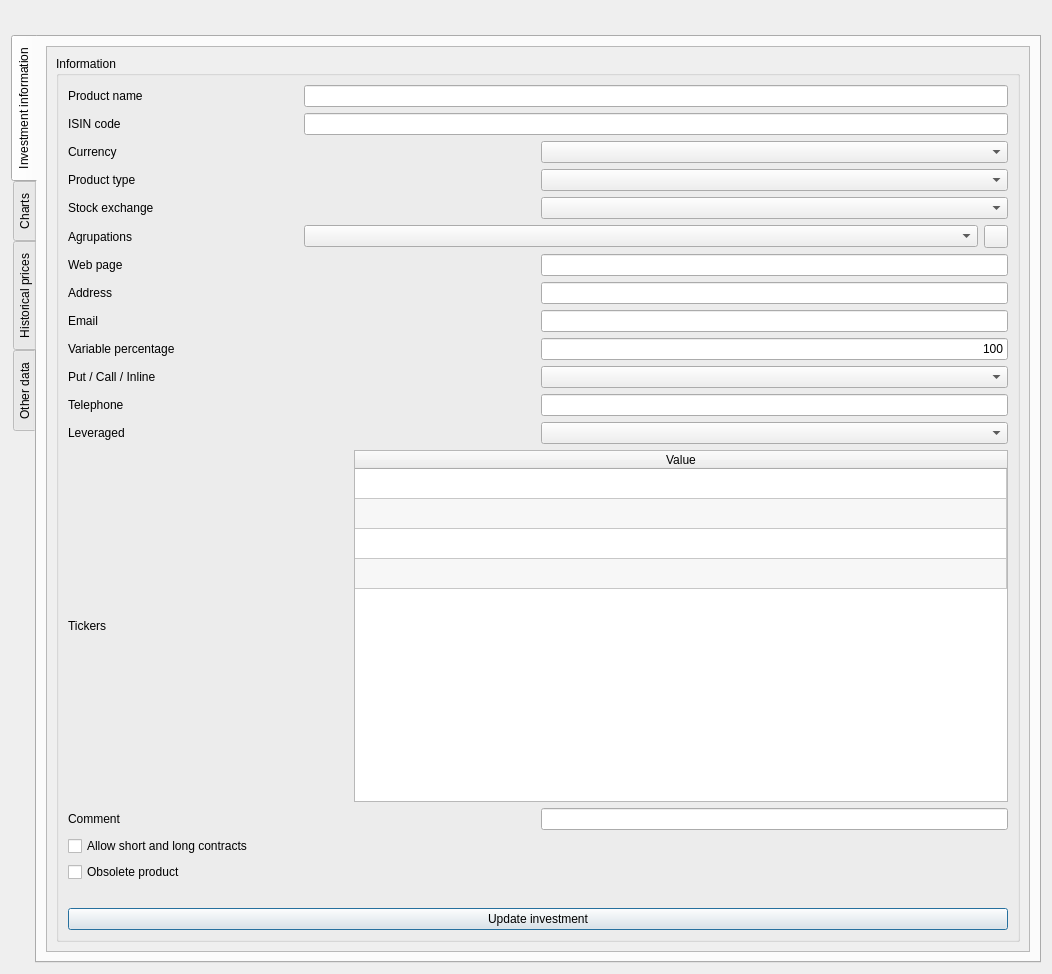
turulomio/xulpymoney, file xulpymoney/ui/frmProductReport.ui: the form before one commit.
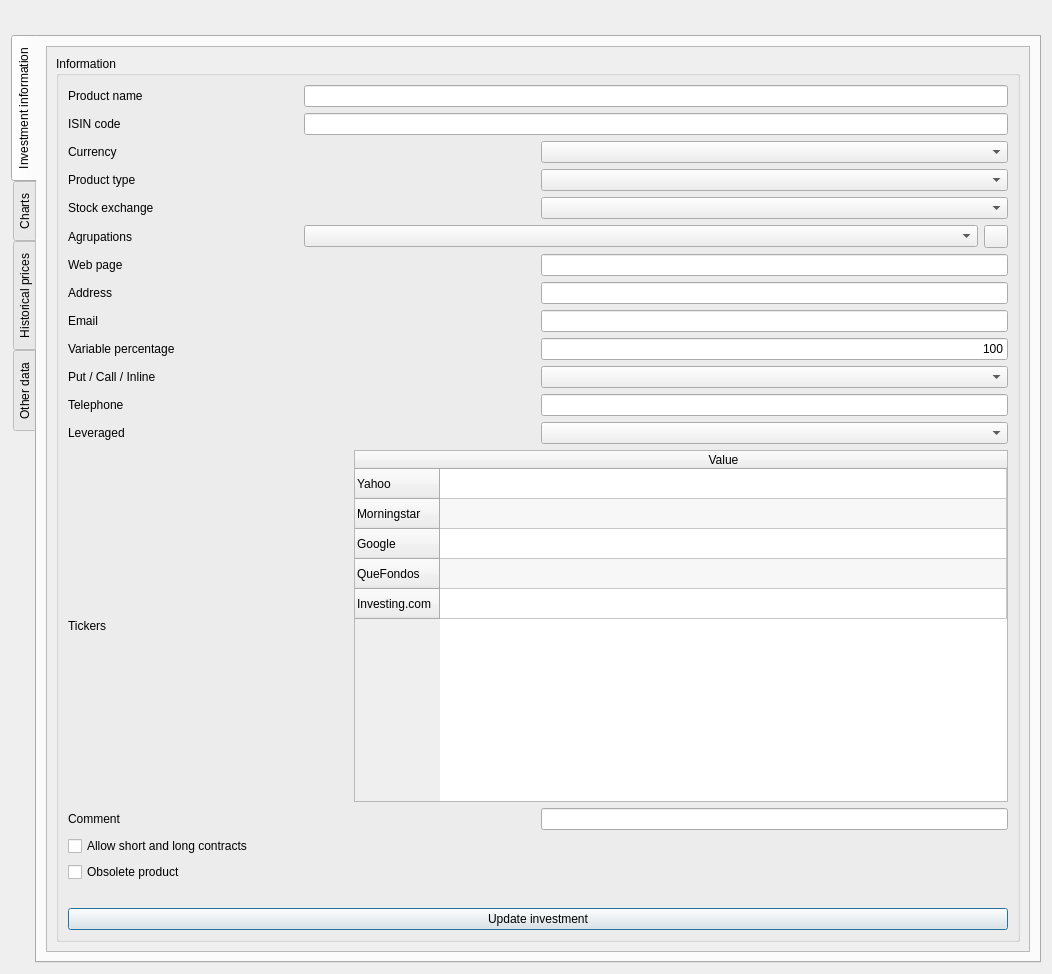
The form after the commit. The open tabs and pages were chosen to show the change. Icons and pictures are not drawn. Custom widgets are drawn as their Qt base class.

Commit message: Updated tickers table in product report. Update code to use the new ticker

```diff
--- a/xulpymoney/ui/frmProductReport.ui
+++ b/xulpymoney/ui/frmProductReport.ui
@@ -80,7 +80,7 @@
                 <x>0</x>
                 <y>0</y>
                 <width>983</width>
-                <height>904</height>
+                <height>901</height>
                </rect>
               </property>
               <layout class="QHBoxLayout" name="horizontalLayout_31">
@@ -466,7 +466,7 @@
                          <bool>true</bool>
                         </attribute>
                         <attribute name="verticalHeaderVisible">
-                         <bool>false</bool>
+                         <bool>true</bool>
                         </attribute>
                         <row>
                          <property name="text">
@@ -488,6 +488,11 @@
                           <string>QueFondos</string>
                          </property>
                         </row>
+                        <row>
+                         <property name="text">
+                          <string>Investing.com</string>
+                         </property>
+                        </row>
                         <column>
                          <property name="text">
                           <string>Value</string>
@@ -512,12 +517,24 @@
                          </property>
                         </item>
                         <item row="2" column="0">
+                         <property name="text">
+                          <string/>
+                         </property>
                          <property name="icon">
                           <iconset resource="../images/xulpymoney.qrc">
                            <normaloff>:/xulpymoney/eye_red.png</normaloff>:/xulpymoney/eye_red.png</iconset>
                          </property>
                         </item>
                         <item row="3" column="0">
+                         <property name="text">
+                          <string/>
+                         </property>
+                         <property name="icon">
+                          <iconset resource="../images/xulpymoney.qrc">
+                           <normaloff>:/xulpymoney/eye_red.png</normaloff>:/xulpymoney/eye_red.png</iconset>
+                         </property>
+                        </item>
+                        <item row="4" column="0">
                          <property name="icon">
                           <iconset resource="../images/xulpymoney.qrc">
                            <normaloff>:/xulpymoney/eye_red.png</normaloff>:/xulpymoney/eye_red.png</iconset>
```
Left out of the diff: 2 changed lines with no effect on the pictures. The commit also changes 3 other files.
